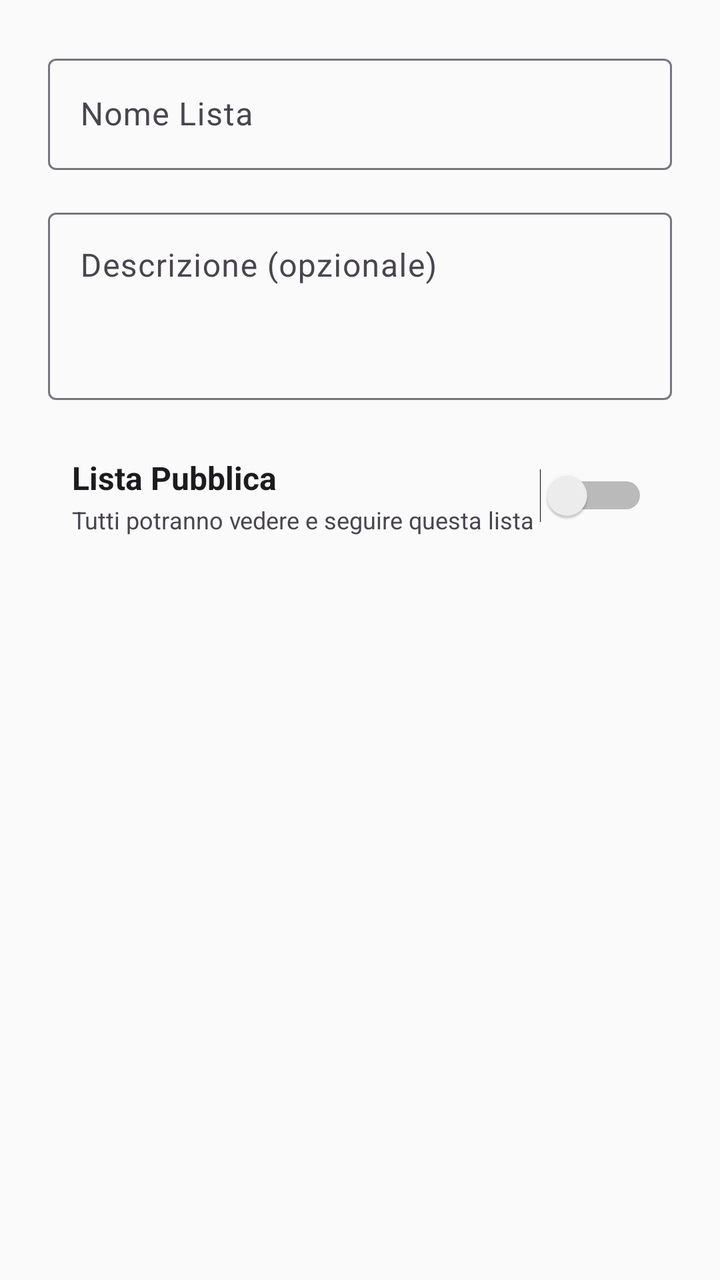
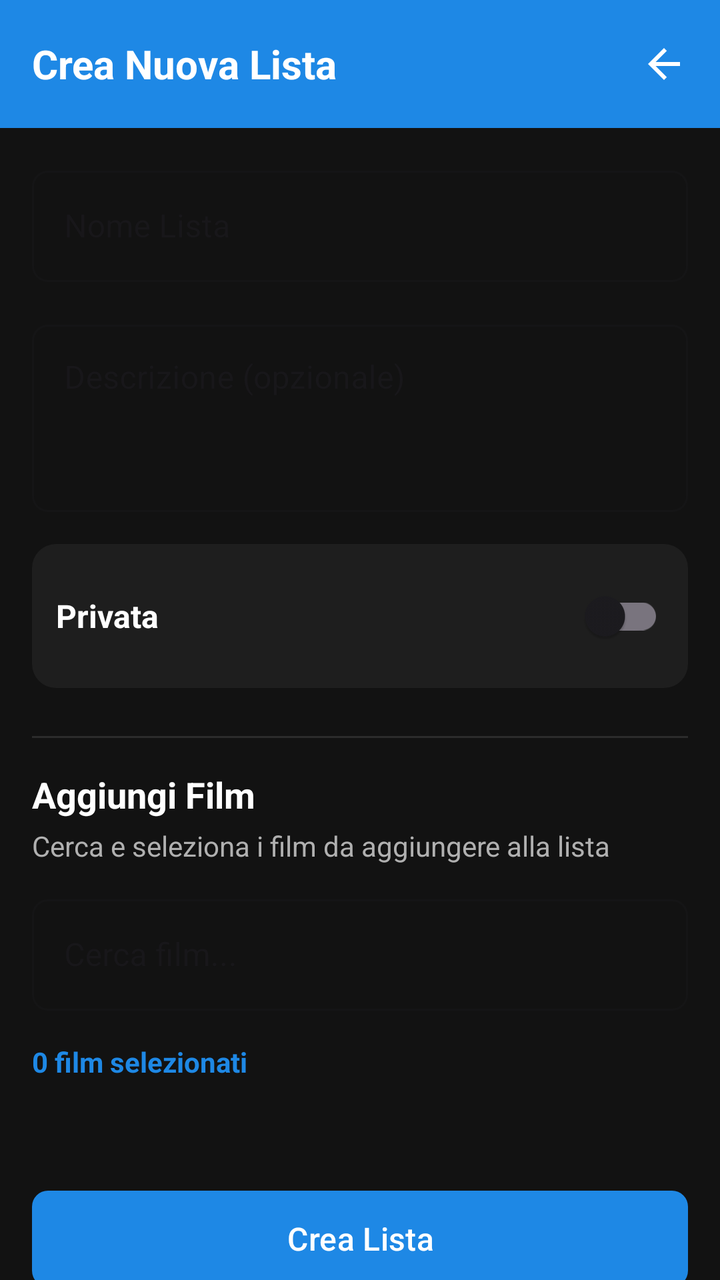

Two renders of the same Android screen: before a commit and after it. Below are the layout's source before the change and the commit's diff.
<!-- AndroidManifest.xml: application theme Theme.MovieApp -->
<!-- res/layout/dialog_create_list.xml -->
<?xml version="1.0" encoding="utf-8"?>
<LinearLayout
    xmlns:android="http://schemas.android.com/apk/res/android"
    android:layout_width="match_parent"
    android:layout_height="wrap_content"
    android:orientation="vertical"
    android:padding="24dp">

    
    <com.google.android.material.textfield.TextInputLayout
        android:layout_width="match_parent"
        android:layout_height="wrap_content"
        android:hint="Nome Lista"
        android:layout_marginBottom="16dp"
        style="@style/Widget.Material3.TextInputLayout.OutlinedBox">

        <com.google.android.material.textfield.TextInputEditText
            android:id="@+id/edit_list_name"
            android:layout_width="match_parent"
            android:layout_height="wrap_content"
            android:inputType="textCapSentences"
            android:maxLength="200"
            android:singleLine="true"/>
    </com.google.android.material.textfield.TextInputLayout>

    
    <com.google.android.material.textfield.TextInputLayout
        android:layout_width="match_parent"
        android:layout_height="wrap_content"
        android:hint="Descrizione (opzionale)"
        android:layout_marginBottom="16dp"
        style="@style/Widget.Material3.TextInputLayout.OutlinedBox">

        <com.google.android.material.textfield.TextInputEditText
            android:id="@+id/edit_list_description"
            android:layout_width="match_parent"
            android:layout_height="wrap_content"
            android:inputType="textCapSentences|textMultiLine"
            android:maxLength="1000"
            android:minLines="3"
            android:maxLines="5"
            android:gravity="top|start"/>
    </com.google.android.material.textfield.TextInputLayout>

    
    <LinearLayout
        android:layout_width="match_parent"
        android:layout_height="wrap_content"
        android:orientation="horizontal"
        android:gravity="center_vertical"
        android:padding="12dp"
        android:background="?attr/selectableItemBackground">

        <LinearLayout
            android:layout_width="0dp"
            android:layout_height="wrap_content"
            android:layout_weight="1"
            android:orientation="vertical">

            <TextView
                android:layout_width="wrap_content"
                android:layout_height="wrap_content"
                android:text="Lista Pubblica"
                android:textSize="16sp"
                android:textStyle="bold"
                android:textColor="?attr/colorOnSurface"/>

            <TextView
                android:layout_width="wrap_content"
                android:layout_height="wrap_content"
                android:text="Tutti potranno vedere e seguire questa lista"
                android:textSize="12sp"
                android:textColor="?android:attr/textColorSecondary"
                android:layout_marginTop="2dp"/>
        </LinearLayout>

        <Switch
            android:id="@+id/switch_public"
            android:layout_width="wrap_content"
            android:layout_height="wrap_content"
            android:checked="false"/>
    </LinearLayout>

</LinearLayout>
<!-- resources referenced by this layout -->
<resources>
  <style name="Theme.MovieApp" parent="Base.Theme.MovieApp">
          
          <item name="shapeAppearanceSmallComponent">@style/ShapeAppearance.MovieApp.SmallComponent</item>
          <item name="shapeAppearanceMediumComponent">@style/ShapeAppearance.MovieApp.MediumComponent</item>
          <item name="shapeAppearanceLargeComponent">@style/ShapeAppearance.MovieApp.LargeComponent</item>
      </style>
  <style name="ShapeAppearance.MovieApp.SmallComponent" parent="ShapeAppearance.Material3.SmallComponent">
          <item name="cornerFamily">rounded</item>
          <item name="cornerSize">8dp</item>
      </style>
  <style name="ShapeAppearance.MovieApp.MediumComponent" parent="ShapeAppearance.Material3.MediumComponent">
          <item name="cornerFamily">rounded</item>
          <item name="cornerSize">12dp</item>
      </style>
  <style name="ShapeAppearance.MovieApp.LargeComponent" parent="ShapeAppearance.Material3.LargeComponent">
          <item name="cornerFamily">rounded</item>
          <item name="cornerSize">16dp</item>
      </style>
  <color name="md_theme_light_primary">#667eea</color>
  <color name="md_theme_light_onPrimary">#ffffff</color>
  <color name="md_theme_light_primaryContainer">#e8eaf6</color>
  <color name="md_theme_light_onPrimaryContainer">#1a237e</color>
  <color name="md_theme_light_secondary">#4facfe</color>
  <color name="md_theme_light_onSecondary">#ffffff</color>
  <color name="md_theme_light_secondaryContainer">#e1f5fe</color>
  <color name="md_theme_light_onSecondaryContainer">#01579b</color>
  <color name="md_theme_light_tertiary">#764ba2</color>
  <color name="md_theme_light_onTertiary">#ffffff</color>
  <color name="md_theme_light_tertiaryContainer">#f3e5f5</color>
  <color name="md_theme_light_onTertiaryContainer">#4a148c</color>
  <color name="md_theme_light_error">#ba1a1a</color>
  <color name="md_theme_light_onError">#ffffff</color>
  <color name="md_theme_light_errorContainer">#ffdad6</color>
  <color name="md_theme_light_onErrorContainer">#410002</color>
  <color name="md_theme_light_background">#fafafa</color>
  <color name="md_theme_light_onBackground">#1c1b1f</color>
  <color name="md_theme_light_surface">#ffffff</color>
  <color name="md_theme_light_onSurface">#1c1b1f</color>
  <color name="md_theme_light_surfaceVariant">#e7e0ec</color>
  <color name="md_theme_light_onSurfaceVariant">#49454f</color>
  <color name="md_theme_light_outline">#79747e</color>
  <color name="md_theme_light_outlineVariant">#cac4d0</color>
  <!-- unchanged entries left out for length: 1 -->
</resources>

<!-- the commit's change to res/layout/dialog_create_list.xml (unified diff, before → after) -->
@@ -1,84 +1,226 @@
 <?xml version="1.0" encoding="utf-8"?>
-<LinearLayout
+<androidx.coordinatorlayout.widget.CoordinatorLayout
     xmlns:android="http://schemas.android.com/apk/res/android"
+    xmlns:app="http://schemas.android.com/apk/res-auto"
     android:layout_width="match_parent"
-    android:layout_height="wrap_content"
-    android:orientation="vertical"
-    android:padding="24dp">
-
-    
-    <com.google.android.material.textfield.TextInputLayout
+    android:layout_height="match_parent"
+    android:background="@color/background">
+
+    <com.google.android.material.appbar.AppBarLayout
+        android:id="@+id/appBarLayout"
         android:layout_width="match_parent"
-        android:layout_height="wrap_content"
-        android:hint="Nome Lista"
-        android:layout_marginBottom="16dp"
-        style="@style/Widget.Material3.TextInputLayout.OutlinedBox">
-
-        <com.google.android.material.textfield.TextInputEditText
-            android:id="@+id/edit_list_name"
+        android:layout_height="wrap_content">
+
+        <com.google.android.material.appbar.MaterialToolbar
+            android:id="@+id/toolbar"
+            android:layout_width="match_parent"
+            android:layout_height="?attr/actionBarSize"
+            android:background="@color/primary">
+
+            <TextView
+                android:layout_width="wrap_content"
+                android:layout_height="wrap_content"
+                android:text="Crea Nuova Lista"
+                android:textColor="@android:color/white"
+                android:textSize="20sp"
+                android:textStyle="bold" />
+
+            <ImageButton
+                android:id="@+id/btnClose"
+                android:layout_width="wrap_content"
+                android:layout_height="wrap_content"
+                android:layout_gravity="end"
+                android:layout_marginEnd="8dp"
+                android:background="?attr/selectableItemBackgroundBorderless"
+                android:contentDescription="chiudi"
+                android:padding="8dp"
+                android:src="@drawable/ic_back"
+                app:tint="@android:color/white" />
+        </com.google.android.material.appbar.MaterialToolbar>
+
+    </com.google.android.material.appbar.AppBarLayout>
+
+    <androidx.core.widget.NestedScrollView
+        android:layout_width="match_parent"
+        android:layout_height="match_parent"
+        android:fillViewport="true"
+        app:layout_behavior="@string/appbar_scrolling_view_behavior">
+
+        <LinearLayout
             android:layout_width="match_parent"
             android:layout_height="wrap_content"
-            android:inputType="textCapSentences"
-            android:maxLength="200"
-            android:singleLine="true"/>
-    </com.google.android.material.textfield.TextInputLayout>
-
-    
-    <com.google.android.material.textfield.TextInputLayout
-        android:layout_width="match_parent"
-        android:layout_height="wrap_content"
-        android:hint="Descrizione (opzionale)"
-        android:layout_marginBottom="16dp"
-        style="@style/Widget.Material3.TextInputLayout.OutlinedBox">
-
-        <com.google.android.material.textfield.TextInputEditText
-            android:id="@+id/edit_list_description"
-            android:layout_width="match_parent"
-            android:layout_height="wrap_content"
-            android:inputType="textCapSentences|textMultiLine"
-            android:maxLength="1000"
-            android:minLines="3"
-            android:maxLines="5"
-            android:gravity="top|start"/>
-    </com.google.android.material.textfield.TextInputLayout>
-
-    
-    <LinearLayout
-        android:layout_width="match_parent"
-        android:layout_height="wrap_content"
-        android:orientation="horizontal"
-        android:gravity="center_vertical"
-        android:padding="12dp"
-        android:background="?attr/selectableItemBackground">
-
-        <LinearLayout
-            android:layout_width="0dp"
-            android:layout_height="wrap_content"
-            android:layout_weight="1"
-            android:orientation="vertical">
-
-            <TextView
-                android:layout_width="wrap_content"
-                android:layout_height="wrap_content"
-                android:text="Lista Pubblica"
+            android:orientation="vertical"
+            android:padding="16dp">
+
+            
+            <com.google.android.material.textfield.TextInputLayout
+                android:layout_width="match_parent"
+                android:layout_height="wrap_content"
+                android:hint="Nome Lista"
+                style="@style/Widget.MaterialComponents.TextInputLayout.OutlinedBox">
+
+                <com.google.android.material.textfield.TextInputEditText
+                    android:id="@+id/etListName"
+                    android:layout_width="match_parent"
+                    android:layout_height="wrap_content"
+                    android:inputType="text"
+                    android:maxLines="1" />
+            </com.google.android.material.textfield.TextInputLayout>
+
+            
+            <com.google.android.material.textfield.TextInputLayout
+                android:layout_width="match_parent"
+                android:layout_height="wrap_content"
+                android:layout_marginTop="16dp"
+                android:hint="Descrizione (opzionale)"
+                style="@style/Widget.MaterialComponents.TextInputLayout.OutlinedBox">
+
+                <com.google.android.material.textfield.TextInputEditText
+                    android:id="@+id/etListDescription"
+                    android:layout_width="match_parent"
+                    android:layout_height="wrap_content"
+                    android:gravity="top|start"
+                    android:inputType="textMultiLine"
+                    android:lines="3"
+                    android:maxLines="5" />
+            </com.google.android.material.textfield.TextInputLayout>
+
+            
+            <LinearLayout
+                android:layout_width="match_parent"
+                android:layout_height="wrap_content"
+                android:layout_marginTop="16dp"
+                android:orientation="horizontal"
+                android:gravity="center_vertical"
+                android:padding="12dp"
+                android:background="@drawable/card_background">
+
+                <TextView
+                    android:id="@+id/tvVisibility"
+                    android:layout_width="0dp"
+                    android:layout_height="wrap_content"
+                    android:layout_weight="1"
+                    android:text="Privata"
+                    android:textColor="@color/text_primary"
+                    android:textSize="16sp"
+                    android:textStyle="bold" />
+
+                <com.google.android.material.switchmaterial.SwitchMaterial
+                    android:id="@+id/switchPublic"
+                    android:layout_width="wrap_content"
+                    android:layout_height="wrap_content"
+                    android:checked="false" />
+            </LinearLayout>
+
+            
+            <View
+                android:layout_width="match_parent"
+                android:layout_height="1dp"
+                android:layout_marginTop="24dp"
+                android:layout_marginBottom="16dp"
+                android:background="@color/divider" />
+
+            
+            <TextView
+                android:layout_width="match_parent"
+                android:layout_height="wrap_content"
+                android:text="Aggiungi Film"
+                android:textColor="@color/text_primary"
+                android:textSize="18sp"
+                android:textStyle="bold" />
+
+            <TextView
+                android:layout_width="match_parent"
+                android:layout_height="wrap_content"
+                android:layout_marginTop="4dp"
+                android:text="Cerca e seleziona i film da aggiungere alla lista"
+                android:textColor="@color/text_secondary"
+                android:textSize="14sp" />
+
+            
+            <com.google.android.material.textfield.TextInputLayout
+                android:layout_width="match_parent"
+                android:layout_height="wrap_content"
+                android:layout_marginTop="12dp"
+                android:hint="Cerca film..."
+                app:endIconMode="clear_text"
+                style="@style/Widget.MaterialComponents.TextInputLayout.OutlinedBox">
+
+                <com.google.android.material.textfield.TextInputEditText
+                    android:id="@+id/etSearchMovie"
+                    android:layout_width="match_parent"
+                    android:layout_height="wrap_content"
+                    android:inputType="text"
+                    android:maxLines="1" />
+            </com.google.android.material.textfield.TextInputLayout>
+
+            
+            <ProgressBar
+                android:id="@+id/progressAutocomplete"
+                android:layout_width="wrap_content"
+                android:layout_height="wrap_content"
+                android:layout_gravity="center_horizontal"
+                android:layout_marginTop="8dp"
+                android:visibility="gone" />
+
+            
+            <androidx.recyclerview.widget.RecyclerView
+                android:id="@+id/recyclerSearchResults"
+                android:layout_width="match_parent"
+                android:layout_height="wrap_content"
+                android:layout_marginTop="8dp"
+                android:maxHeight="200dp"
+                android:visibility="gone"
+                android:background="@drawable/card_background"
+                android:elevation="2dp" />
+
+            
+            <TextView
+                android:id="@+id/tvSelectedCount"
+                android:layout_width="match_parent"
+                android:layout_height="wrap_content"
+                android:layout_marginTop="16dp"
+                android:text="0 film selezionati"
+                android:textColor="@color/primary"
+                android:textSize="14sp"
+                android:textStyle="bold" />
+
+            <TextView
+                android:id="@+id/tvSelectedMovies"
+                android:layout_width="match_parent"
+                android:layout_height="wrap_content"
+                android:layout_marginTop="8dp"
+                android:text=""
+                android:textColor="@color/text_secondary"
+                android:textSize="14sp" />
+
+            
+            <View
+                android:layout_width="match_parent"
+                android:layout_height="24dp" />
+
+            
+            <ProgressBar
+                android:id="@+id/progressCreate"
+                android:layout_width="wrap_content"
+                android:layout_height="wrap_content"
+                android:layout_gravity="center_horizontal"
+                android:layout_marginBottom="16dp"
+                android:visibility="gone" />
+
+            
+            <com.google.android.material.button.MaterialButton
+                android:id="@+id/btnCreate"
+                android:layout_width="match_parent"
+                android:layout_height="56dp"
+                android:text="Crea Lista"
+                android:textAllCaps="false"
                 android:textSize="16sp"
-                android:textStyle="bold"
-                android:textColor="?attr/colorOnSurface"/>
-
-            <TextView
-                android:layout_width="wrap_content"
-                android:layout_height="wrap_content"
-                android:text="Tutti potranno vedere e seguire questa lista"
-                android:textSize="12sp"
-                android:textColor="?android:attr/textColorSecondary"
-                android:layout_marginTop="2dp"/>
+                app:backgroundTint="@color/primary"
+                app:cornerRadius="8dp" />
+
         </LinearLayout>
 
-        <Switch
-            android:id="@+id/switch_public"
-            android:layout_width="wrap_content"
-            android:layout_height="wrap_content"
-            android:checked="false"/>
-    </LinearLayout>
-
-</LinearLayout>
+    </androidx.core.widget.NestedScrollView>
+
+</androidx.coordinatorlayout.widget.CoordinatorLayout>
<!-- resource entries referenced after the edit -->
@@ -1,11 +1,35 @@
 <!-- resources referenced by this layout -->
 <resources>
+  <color name="background">#121212</color>
+  <color name="divider">#2C2C2C</color>
+  <color name="primary">#1E88E5</color>
+  <color name="text_primary">#FFFFFF</color>
+  <color name="text_secondary">#B0B0B0</color>
+  <!-- drawable card_background (drawable) -->
+  <?xml version="1.0" encoding="utf-8"?>
+  <shape xmlns:android="http://schemas.android.com/apk/res/android"
+      android:shape="rectangle">
+      <solid android:color="@color/card_background" />
+      <corners android:radius="12dp" />
+  </shape>
+  <!-- drawable ic_back (drawable) -->
+  <?xml version="1.0" encoding="utf-8"?>
+  <vector xmlns:android="http://schemas.android.com/apk/res/android"
+      android:width="24dp"
+      android:height="24dp"
+      android:viewportWidth="24"
+      android:viewportHeight="24">
+      <path
+          android:fillColor="@android:color/white"
+          android:pathData="M20,11H7.83l5.59,-5.59L12,4l-8,8 8,8 1.41,-1.41L7.83,13H20v-2z"/>
+  </vector>
   <style name="Theme.MovieApp" parent="Base.Theme.MovieApp">
           
           <item name="shapeAppearanceSmallComponent">@style/ShapeAppearance.MovieApp.SmallComponent</item>
           <item name="shapeAppearanceMediumComponent">@style/ShapeAppearance.MovieApp.MediumComponent</item>
           <item name="shapeAppearanceLargeComponent">@style/ShapeAppearance.MovieApp.LargeComponent</item>
       </style>
+  <color name="card_background">#1E1E1E</color>
   <style name="ShapeAppearance.MovieApp.SmallComponent" parent="ShapeAppearance.Material3.SmallComponent">
           <item name="cornerFamily">rounded</item>
           <item name="cornerSize">8dp</item>
@@ -18,30 +42,30 @@
           <item name="cornerFamily">rounded</item>
           <item name="cornerSize">16dp</item>
       </style>
-  <color name="md_theme_light_primary">#667eea</color>
-  <color name="md_theme_light_onPrimary">#ffffff</color>
-  <color name="md_theme_light_primaryContainer">#e8eaf6</color>
-  <color name="md_theme_light_onPrimaryContainer">#1a237e</color>
-  <color name="md_theme_light_secondary">#4facfe</color>
-  <color name="md_theme_light_onSecondary">#ffffff</color>
-  <color name="md_theme_light_secondaryContainer">#e1f5fe</color>
-  <color name="md_theme_light_onSecondaryContainer">#01579b</color>
-  <color name="md_theme_light_tertiary">#764ba2</color>
-  <color name="md_theme_light_onTertiary">#ffffff</color>
-  <color name="md_theme_light_tertiaryContainer">#f3e5f5</color>
-  <color name="md_theme_light_onTertiaryContainer">#4a148c</color>
-  <color name="md_theme_light_error">#ba1a1a</color>
-  <color name="md_theme_light_onError">#ffffff</color>
-  <color name="md_theme_light_errorContainer">#ffdad6</color>
+  <color name="md_theme_light_primary">#1E88E5</color>
+  <color name="md_theme_light_onPrimary">#FFFFFF</color>
+  <color name="md_theme_light_primaryContainer">#BBDEFB</color>
+  <color name="md_theme_light_onPrimaryContainer">#0D47A1</color>
+  <color name="md_theme_light_secondary">#FF5722</color>
+  <color name="md_theme_light_onSecondary">#FFFFFF</color>
+  <color name="md_theme_light_secondaryContainer">#FFCCBC</color>
+  <color name="md_theme_light_onSecondaryContainer">#BF360C</color>
+  <color name="md_theme_light_tertiary">#4CAF50</color>
+  <color name="md_theme_light_onTertiary">#FFFFFF</color>
+  <color name="md_theme_light_tertiaryContainer">#C8E6C9</color>
+  <color name="md_theme_light_onTertiaryContainer">#1B5E20</color>
+  <color name="md_theme_light_error">#BA1A1A</color>
+  <color name="md_theme_light_onError">#FFFFFF</color>
+  <color name="md_theme_light_errorContainer">#FFDAD6</color>
   <color name="md_theme_light_onErrorContainer">#410002</color>
-  <color name="md_theme_light_background">#fafafa</color>
-  <color name="md_theme_light_onBackground">#1c1b1f</color>
-  <color name="md_theme_light_surface">#ffffff</color>
-  <color name="md_theme_light_onSurface">#1c1b1f</color>
-  <color name="md_theme_light_surfaceVariant">#e7e0ec</color>
-  <color name="md_theme_light_onSurfaceVariant">#49454f</color>
-  <color name="md_theme_light_outline">#79747e</color>
-  <color name="md_theme_light_outlineVariant">#cac4d0</color>
+  <color name="md_theme_light_background">#FEFBFF</color>
+  <color name="md_theme_light_onBackground">#1C1B1F</color>
+  <color name="md_theme_light_surface">#FEFBFF</color>
+  <color name="md_theme_light_onSurface">#1C1B1F</color>
+  <color name="md_theme_light_surfaceVariant">#E7E0EC</color>
+  <color name="md_theme_light_onSurfaceVariant">#49454F</color>
+  <color name="md_theme_light_outline">#79747E</color>
+  <color name="md_theme_light_outlineVariant">#CAC4D0</color>
   <!-- unchanged entries left out for length: 1 -->
 </resources>
 
